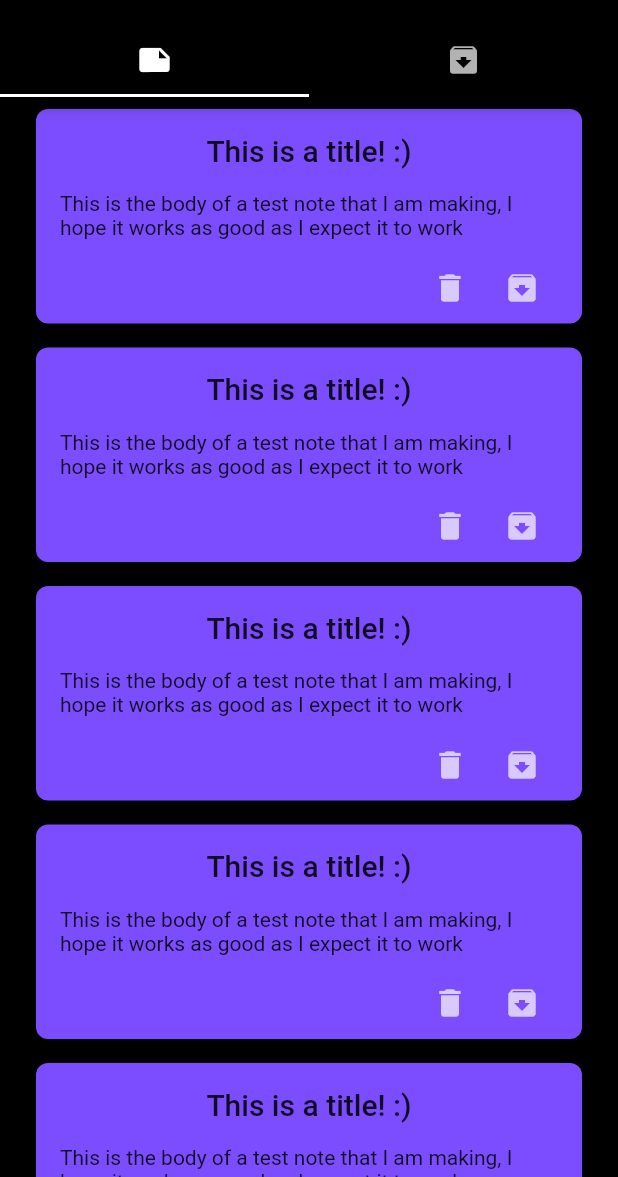
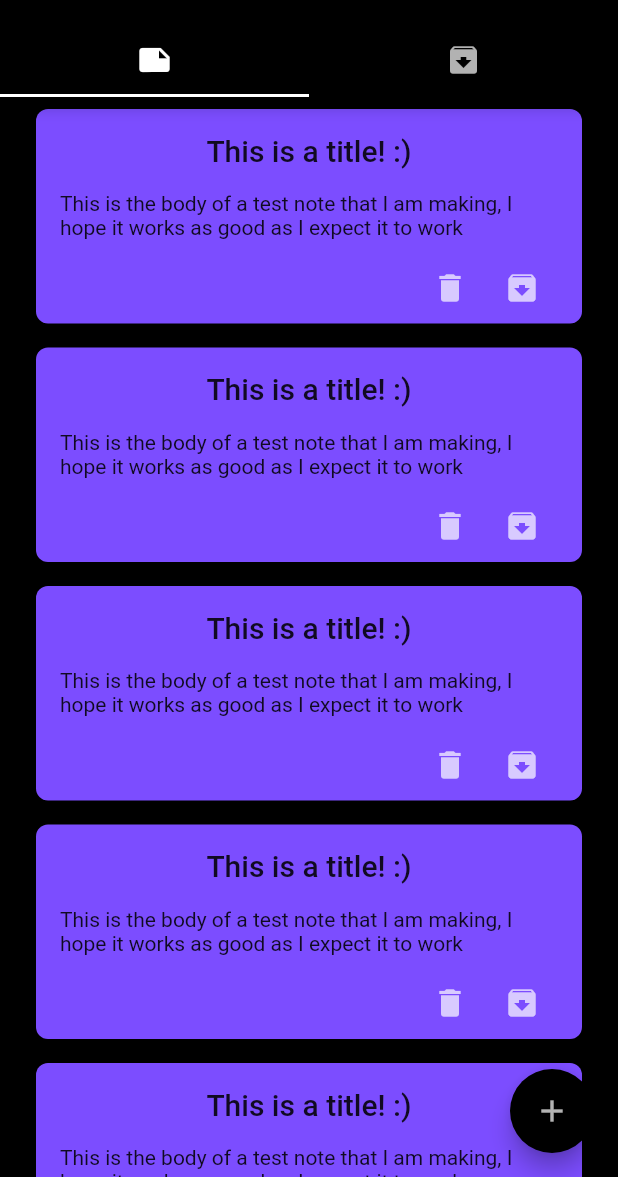
Before and after one commit to leopepe97/NoteTaker3000, a Flutter app: the screen it shows after launch, on a phone screen of 412 x 824 dp, the part 59-1236 px from its top. Run offline on Flutter 3.47's test engine with Material 2 defaults, Android fonts, the phone set to English and light mode, and no system bars.

Commit message:
[IMP] Basic layout for notes list

```diff
--- a/lib/ui/note_list.dart
+++ b/lib/ui/note_list.dart
@@ -9,13 +9,33 @@ class NoteList extends StatefulWidget {
 class _NoteListState extends State<NoteList> {
   @override
   Widget build(BuildContext context) {
-    return Container(
+    return Scaffold(
+      body: Container(
         color: Colors.black,
         child: ListView.builder(
           itemBuilder: (context, index) {
             return noteList.elementAt(index);
           },
           itemCount: noteList.length,
+        ),
+      ),
+      floatingActionButton: FloatingActionButton(
+        backgroundColor: Colors.black,
+        child: Icon(
+          Icons.add,
+          color: Colors.white70,
+        ),
+        onPressed: () => setState(() {
+          noteList.add(
+            Note(
+              title: 'This is a new title! :)',
+              body: 'This is the body of a test note that I am making, I hope it works as good as I expect it to work',
+              color: Colors.deepPurpleAccent,
+              onDeletePressed: () => {},
+              onArchivePressed: () => {},
+            )
+          );
+        })
       ),
     );
   }
```
Lines whose indentation alone changed are shown as unchanged.
